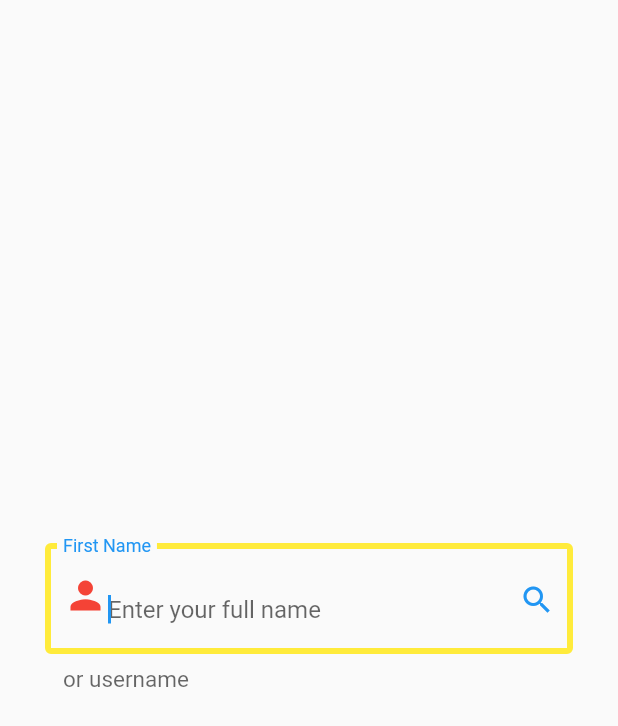
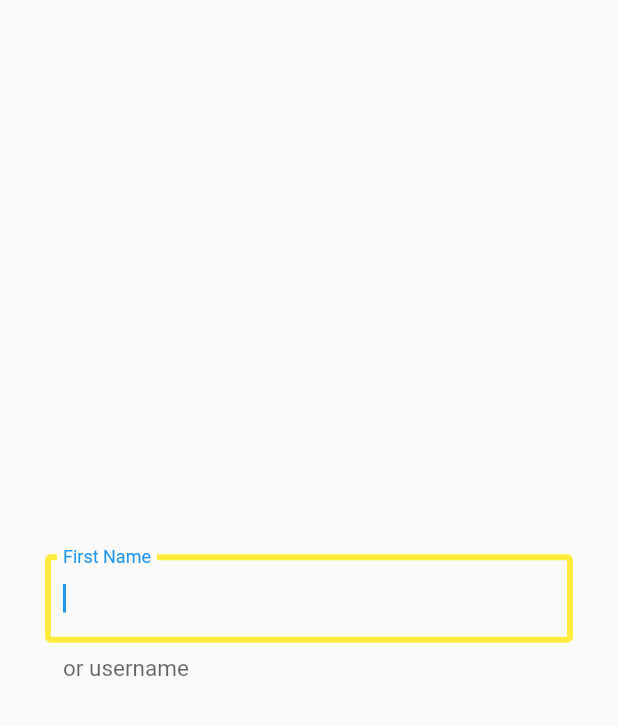
Before and after one commit to jadhavdurgesh/Flutter-widgets, a Flutter app: the screen it shows after launch, on a phone screen of 412 x 824 dp. Shown: the top 726 px of the screen. Run offline on Flutter 3.47's test engine with Material 2 defaults, Android fonts, the light colour scheme and no system bars.

Commit message:
textfield done finally

```diff
--- a/lib/widgets/textfield_widget.dart
+++ b/lib/widgets/textfield_widget.dart
@@ -23,18 +23,21 @@
             decoration: InputDecoration(
 
               // icon: const Icon(Icons.person),
-              prefix: const Icon(Icons.person , color: Colors.red, size: 30,),
-              suffix: const Icon(Icons.search , color: Colors.blue,),
+              // prefix: const Icon(Icons.person , color: Colors.red, size: 30,),
+              // suffix: const Icon(Icons.search , color: Colors.blue,),
 
-              suffixText: ,
+              // suffixText: 'email',
+              // prefixText: 'gmail',
+
               // filled: true,
               // fillColor: Colors.blueAccent,
+
               border: OutlineInputBorder(
                 borderRadius: BorderRadius.circular(10),
                 // borderSide: BorderSide.none
               ),
               // border: InputBorder.none,
-              hintText: 'Enter your full name ',
+              // hintText: 'Enter your full name ',
               // hintStyle: const TextStyle(
               //   fontSize: 30,
               // ),
@@ -56,6 +59,19 @@
                 borderSide: BorderSide(color: Colors.yellow , width: 4)
               ),
             ),
+
+            // cursorColor: Colors.blue,
+            // cursorWidth: 10,
+            // cursorHeight: 10,
+            // showCursor: false,
+
+            // maxLines: 3, //(null can also be given , which represents unlimited lines)
+            // maxLength: 10, // decides lenght on character
+
+            obscureText: true, // dotted format text
+            obscuringCharacter: '+', // koi bhi character de skte hain instead of dotted
+
+            // toolbarOptions: ToolbarOptions()
           ),
         ),
         ),
```
